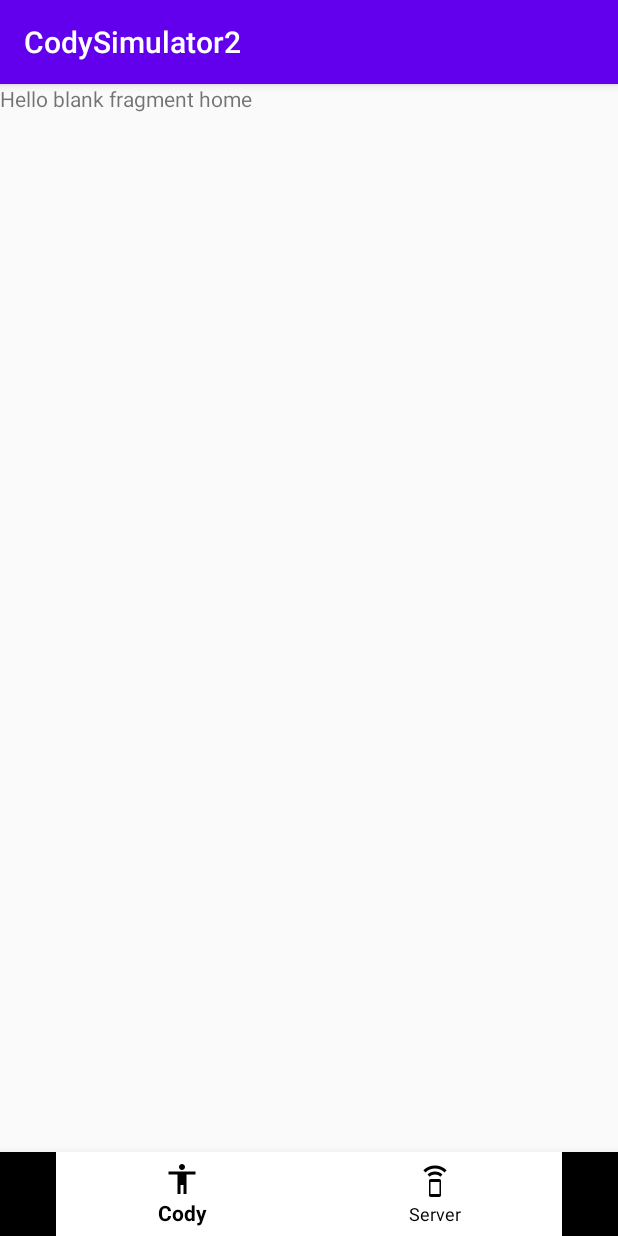
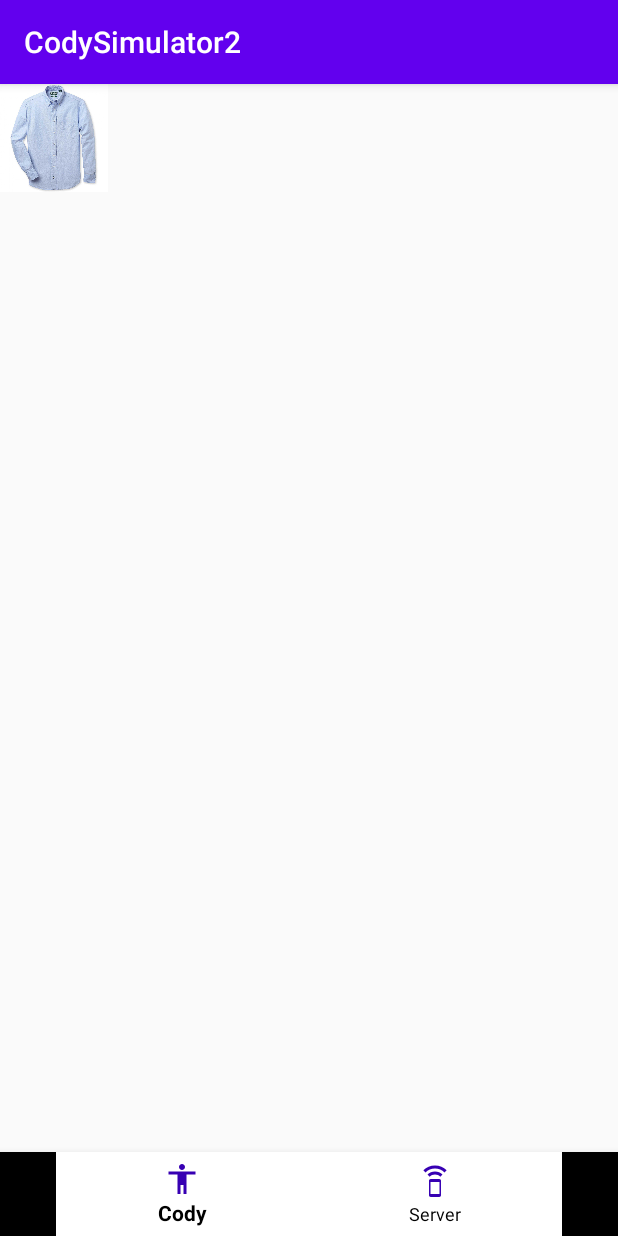
Before and after one commit to satelite54/MyProject, an Android app: the screen it shows after launch (MainActivity), on a phone screen of 412 x 824 dp. Run offline under Robolectric (Android 15) with nearby library versions, the phone set to English and light mode, and no system bars; 1 statement that could not run was skipped.

```diff
--- a/CodySimulator2/app/src/main/res/layout/activity_main.xml
+++ b/CodySimulator2/app/src/main/res/layout/activity_main.xml
@@ -11,12 +11,13 @@
         android:id="@+id/bottomNavi"
         android:layout_width="match_parent"
         android:layout_height="wrap_content"
-        app:itemBackground="@android:color/white"
-        app:itemIconTint="#000000"
-        app:itemTextColor="#000000"
+        app:itemBackground="@color/design_default_color_background"
+        app:itemIconTint="@color/colorPrimaryDark"
+        app:itemTextColor="@color/design_default_color_on_secondary"
         app:layout_constraintBottom_toBottomOf="parent"
-        app:menu="@menu/navigation"
-        tools:layout_editor_absoluteX="16dp" />
+        app:layout_constraintEnd_toEndOf="parent"
+        app:layout_constraintStart_toStartOf="parent"
+        app:menu="@menu/navigation" />
 
     <FrameLayout
         android:id="@+id/Main_Frame"
--- a/CodySimulator2/app/src/main/res/layout/fragment_cody_frag.xml
+++ b/CodySimulator2/app/src/main/res/layout/fragment_cody_frag.xml
@@ -1,14 +1,21 @@
 <?xml version="1.0" encoding="utf-8"?>
 <FrameLayout xmlns:android="http://schemas.android.com/apk/res/android"
+    xmlns:app="http://schemas.android.com/apk/res-auto"
     xmlns:tools="http://schemas.android.com/tools"
     android:layout_width="match_parent"
     android:layout_height="match_parent"
     tools:context=".cody_frag">
 
-    <!-- TODO: Update blank fragment layout -->
-    <TextView
-        android:layout_width="match_parent"
-        android:layout_height="match_parent"
-        android:text="@string/hello_blank_fragment_home" />
+    <ImageView
+        android:id="@+id/imageView"
+        android:layout_width="72dp"
+        android:layout_height="72dp"
+        android:src="@drawable/blue_cloth"
+        app:layout_constraintBottom_toBottomOf="parent"
+        app:layout_constraintEnd_toEndOf="parent"
+        app:layout_constraintHorizontal_bias="0.663"
+        app:layout_constraintStart_toStartOf="parent"
+        app:layout_constraintTop_toTopOf="parent"
+        app:layout_constraintVertical_bias="0.097" />
 
 </FrameLayout>
```
Also changed, not shown: CodySimulator2/app/src/main/java/com/project/codysimulator2/MainActivity.kt (+0 -51 lines), CodySimulator2/app/src/main/java/com/project/codysimulator2/cody_frag.kt (+32 -1 lines), CodySimulator2/app/src/main/res/drawable-v24/blue_cloth.jpg (added).
